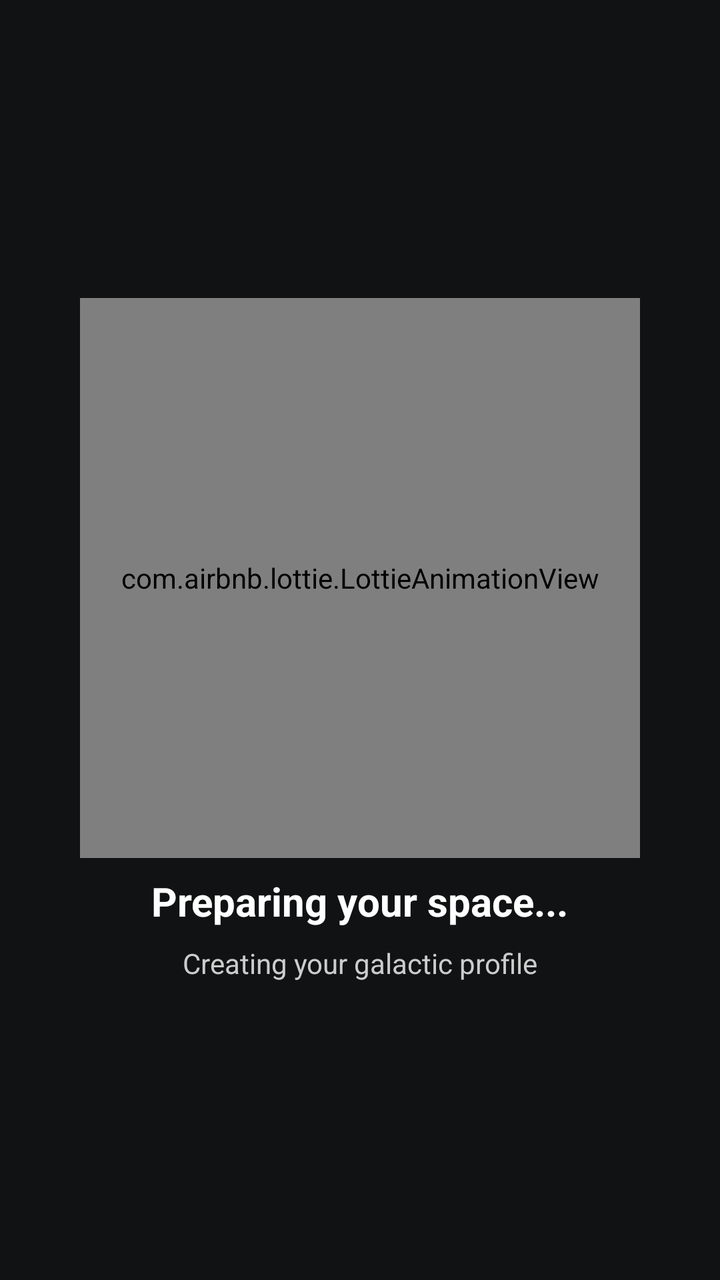
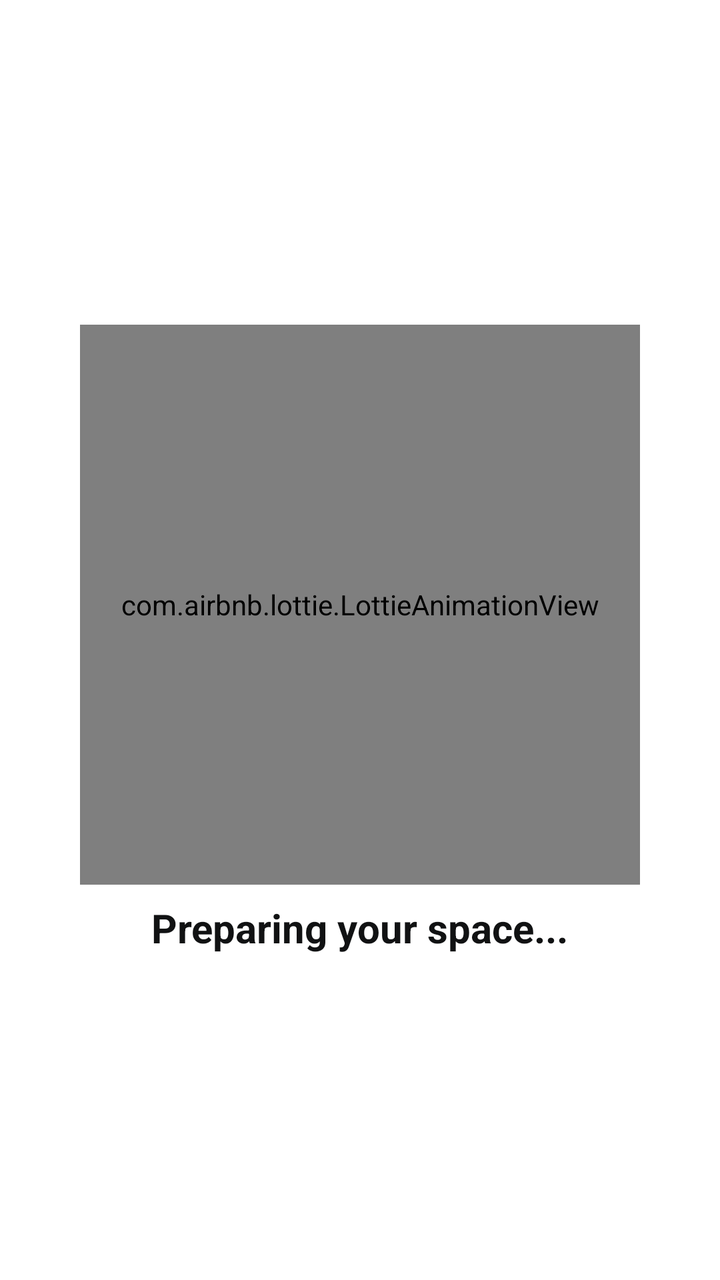

Screens rendered from an Android XML layout before and after an edit, with the pre-edit source and the edit as a unified diff.
<!-- AndroidManifest.xml: application theme Theme.SpaceAdvisor -->
<!-- res/layout/layout_loading_lottie_overlay.xml -->
<?xml version="1.0" encoding="utf-8"?>
<FrameLayout xmlns:android="http://schemas.android.com/apk/res/android"
    xmlns:app="http://schemas.android.com/apk/res-auto"
    android:layout_width="match_parent"
    android:layout_height="match_parent"
    android:background="@color/layout_background_primary"
    android:clickable="true"
    android:elevation="10dp"
    android:focusable="true">

    <LinearLayout
        android:layout_width="match_parent"
        android:layout_height="wrap_content"
        android:layout_gravity="center"
        android:gravity="center"
        android:orientation="vertical"
        android:padding="32dp">

        <com.airbnb.lottie.LottieAnimationView
            android:id="@+id/loading_animation"
            android:layout_width="280dp"
            android:layout_height="280dp"
            app:lottie_autoPlay="true"
            app:lottie_loop="true"
            app:lottie_rawRes="@raw/lottie_rocket" />

        <TextView
            android:id="@+id/loading_text"
            android:layout_width="wrap_content"
            android:layout_height="wrap_content"
            android:layout_marginTop="8dp"
            android:text="Preparing your space..."
            android:textColor="@color/text_primary"
            android:textSize="20sp"
            android:textStyle="bold" />

        <TextView
            android:layout_width="wrap_content"
            android:layout_height="wrap_content"
            android:layout_marginTop="8dp"
            android:text="Creating your galactic profile"
            android:textColor="@color/text_quaternary_light"
            android:textSize="14sp" />
    </LinearLayout>
</FrameLayout>
<!-- resources referenced by this layout -->
<resources>
  <color name="layout_background_primary">@color/deep_black</color>
  <color name="text_primary">@color/white</color>
  <color name="text_quaternary_light">@color/gray_light</color>
  <style name="Theme.SpaceAdvisor" parent="Base.Theme.SpaceAdvisor" />
  <color name="deep_black">#111213</color>
  <color name="white">#FFFFFFFF</color>
  <color name="gray_light">#CCCCCC</color>
  <style name="Base.Theme.SpaceAdvisor" parent="Theme.Material3.DayNight.NoActionBar">
          
      </style>
</resources>

<!-- the commit's change to res/layout/layout_loading_lottie_overlay.xml (unified diff, before → after) -->
@@ -3,7 +3,7 @@
     xmlns:app="http://schemas.android.com/apk/res-auto"
     android:layout_width="match_parent"
     android:layout_height="match_parent"
-    android:background="@color/layout_background_primary"
+    android:background="@color/background"
     android:clickable="true"
     android:elevation="10dp"
     android:focusable="true">
@@ -25,21 +25,21 @@
             app:lottie_rawRes="@raw/lottie_rocket" />
 
         <TextView
-            android:id="@+id/loading_text"
+            android:id="@+id/loading_message_lottie"
             android:layout_width="wrap_content"
             android:layout_height="wrap_content"
             android:layout_marginTop="8dp"
             android:text="Preparing your space..."
-            android:textColor="@color/text_primary"
+            android:textColor="@color/title"
             android:textSize="20sp"
             android:textStyle="bold" />
 
-        <TextView
-            android:layout_width="wrap_content"
-            android:layout_height="wrap_content"
-            android:layout_marginTop="8dp"
-            android:text="Creating your galactic profile"
-            android:textColor="@color/text_quaternary_light"
-            android:textSize="14sp" />
+
+
+
+
+
+
+
     </LinearLayout>
 </FrameLayout>
<!-- resource entries referenced after the edit -->
@@ -1,14 +1,33 @@
 <!-- resources referenced by this layout -->
 <resources>
-  <color name="layout_background_primary">@color/deep_black</color>
-  <color name="text_primary">@color/white</color>
-  <color name="text_quaternary_light">@color/gray_light</color>
-  <style name="Theme.SpaceAdvisor" parent="Base.Theme.SpaceAdvisor" />
+  <color name="background">@color/white</color>
+  <color name="title">@color/secondary</color>
+  <style name="Theme.SpaceAdvisor" parent="Base.Theme.SpaceAdvisor">
+          <item name="colorPrimary">@color/primary</item>
+          <item name="customColorPrimary">@color/primary</item>
+          <item name="customColorPrimaryGlow">@color/primary_glow</item>
+          <item name="customColorPrimaryFaded">@color/primary_faded</item>
+          <item name="customColorPrimaryLight">@color/primary_light</item>
+          <item name="customColorPrimaryVariant">@color/primary_variant</item>
+          <item name="customColorPrimaryVariantFaded">@color/primary_variant_faded</item>
+      </style>
   <color name="deep_black">#111213</color>
+  <color name="space_purple">#575AD3</color>
+  <color name="space_purple_glow">#48575AD3</color>
+  <color name="space_purple_faded">#50A0A0FF</color>
+  <color name="space_purple_light">#A0A0FF</color>
+  <color name="space_pink">#AE52D4</color>
+  <color name="space_pink_faded">#20AE52D4</color>
   <color name="white">#FFFFFFFF</color>
-  <color name="gray_light">#CCCCCC</color>
+  <color name="secondary">@color/deep_black</color>
   <style name="Base.Theme.SpaceAdvisor" parent="Theme.Material3.DayNight.NoActionBar">
-          
+          <item name="colorPrimary">@color/primary</item>
       </style>
+  <color name="primary">@color/space_purple</color>
+  <color name="primary_glow">@color/space_purple_glow</color>
+  <color name="primary_faded">@color/space_purple_faded</color>
+  <color name="primary_light">@color/space_purple_light</color>
+  <color name="primary_variant">@color/space_pink</color>
+  <color name="primary_variant_faded">@color/space_pink_faded</color>
 </resources>
 
